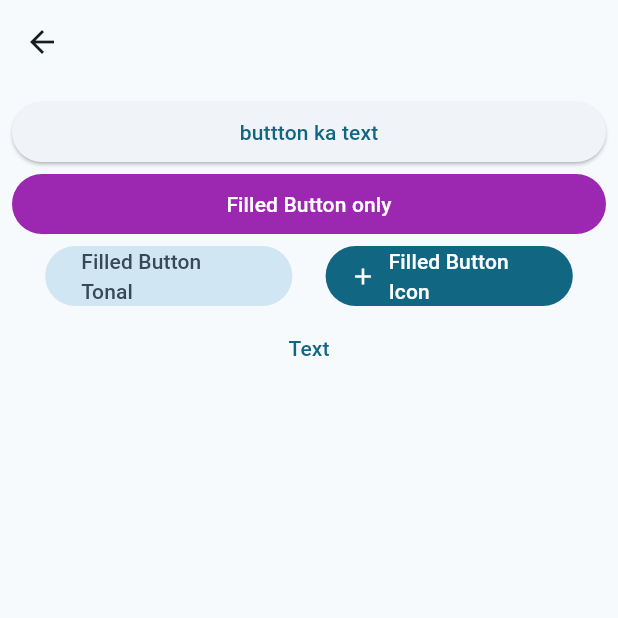
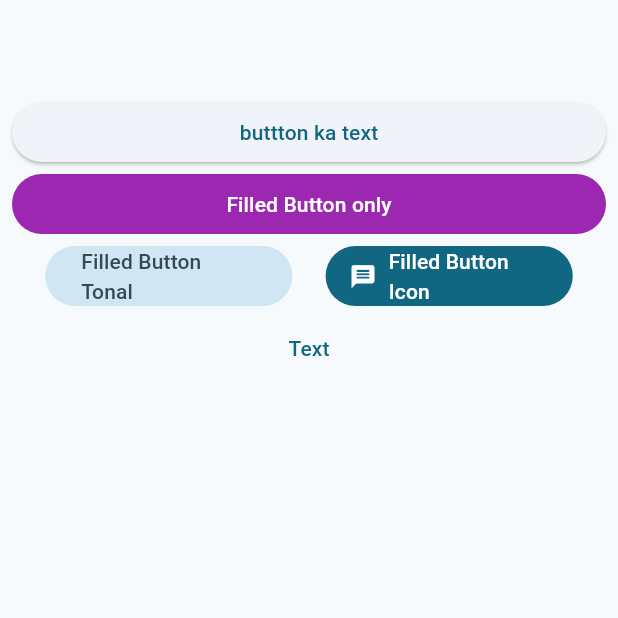
Before and after one commit to AshnahKhalidKhan/App-Dev, a Flutter app: the NewWidgetName screen opened directly, on a phone screen of 412 x 824 dp, the top half of it. Run offline on Flutter 3.47's test engine with Material 2 defaults, Android fonts, the phone set to English and light mode, and no system bars.

Commit message:
Bhai taraqqi ho rahi hai

```diff
--- a/Flutter Lab 2/lib/Widget/ListWidget.dart
+++ b/Flutter Lab 2/lib/Widget/ListWidget.dart
@@ -15,7 +15,7 @@ class ListWidget extends StatelessWidget {
     return Scaffold(
       appBar: AppBar(),
       body: Padding(
-        padding: EdgeInsets.all(8),
+        padding: const EdgeInsets.all(8),
         child: ListView.builder(
           itemCount: _data.length,
           itemBuilder: (BuildContext context, int i) {
@@ -48,10 +48,10 @@ class ListWidget extends StatelessWidget {
 Widget _item(TileDataModel obj) {
   return Card(
     child: ListTile(
-      leading: Icon(Icons.person),
+      leading: const Icon(Icons.person),
       title: Text(obj.title),
       subtitle: Text(obj.subTitle),
-      trailing: Wrap(
+      trailing: const Wrap(
         children: <Widget>[
           Icon(Icons.notification_add),
           Icon(Icons.notification_add),
--- a/Flutter Lab 2/lib/Widget/buttons.dart
+++ b/Flutter Lab 2/lib/Widget/buttons.dart
@@ -4,7 +4,7 @@ class TypeButtons extends StatelessWidget {
   final String text;
   final Function onPressed;
 
-  TypeButtons({required this.text, required this.onPressed});
+  const TypeButtons({super.key, required this.text, required this.onPressed});
 
   @override
   Widget build(BuildContext context) {
--- a/Flutter Lab 2/lib/Widget/newComponent.dart
+++ b/Flutter Lab 2/lib/Widget/newComponent.dart
@@ -1,4 +1,3 @@
-import 'package:flutter/gestures.dart';
 import 'package:flutter/material.dart';
 
 class NewWidgetName extends StatelessWidget {
@@ -11,7 +10,7 @@ class NewWidgetName extends StatelessWidget {
       appBar: AppBar(),
       body: Padding
       (
-        padding: EdgeInsets.all(8.0),
+        padding: const EdgeInsets.all(8.0),
         child: Column(
           children:
           [
@@ -57,7 +56,7 @@ class NewWidgetName extends StatelessWidget {
                   child: FilledButton.icon
                   (
                     onPressed: () {},
-                    icon: const Icon(Icons.add),
+                    icon: const Icon(Icons.message_rounded),
                     label: const Text("Filled Button Icon"),
                   ),
                 ),
```
Also changed, not shown: Flutter Lab 2/lib/main.dart (+4 -4 lines), Flutter Lab 2/lib/Widget/NumrahKeypad.dart (added).
